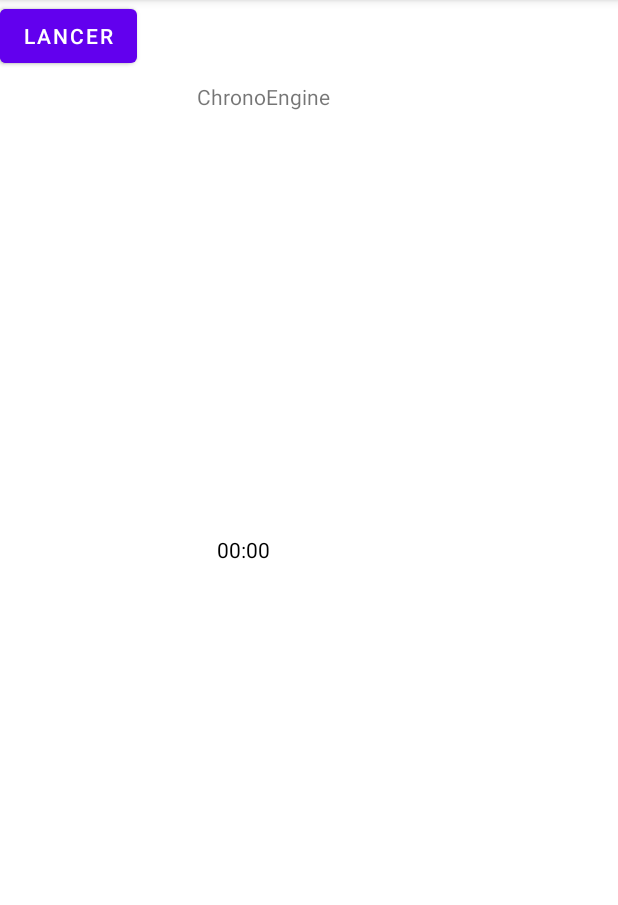
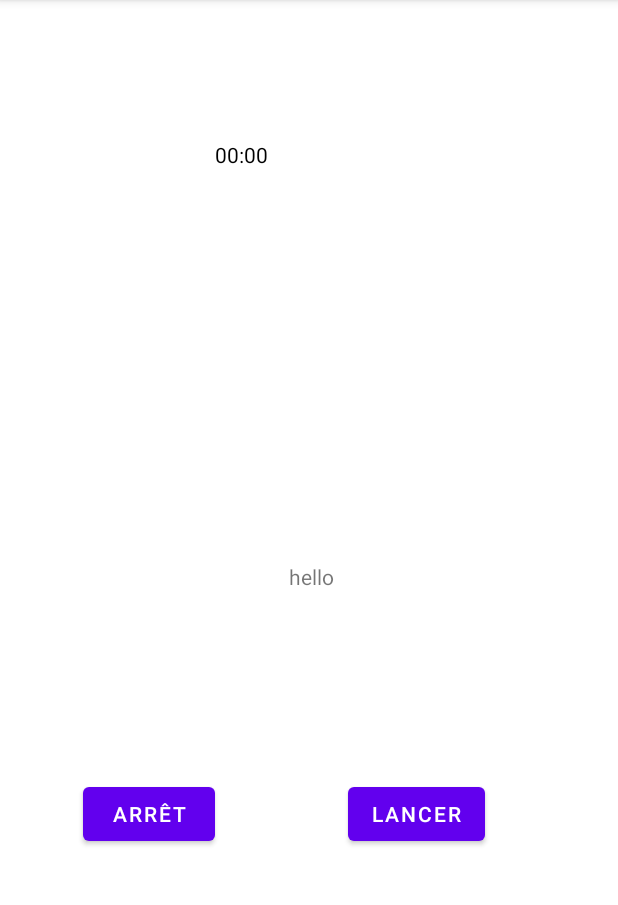
Before and after one commit to CBarneron/android_studio, an Android app: the screen it shows after launch (MainActivity), on a phone screen of 412 x 824 dp, the part 84-989 px from its top. Run offline under Robolectric (Android 15) with nearby library versions, the phone set to English and light mode, and no system bars.

Commit message:
boutton ok

```diff
--- a/app/src/main/java/com/example/crhonoengine/MainActivity.java
+++ b/app/src/main/java/com/example/crhonoengine/MainActivity.java
@@ -14,19 +14,21 @@ public class MainActivity extends AppCompatActivity {
     protected void onCreate(Bundle savedInstanceState) {
         super.onCreate(savedInstanceState);
         setContentView(R.layout.activity_main);
+        TextView titre = (TextView) findViewById(R.id.nom);
+        titre.setText(" hello");
 
 
         Button btn_start = (Button) findViewById(R.id.btn_start);
         btn_start.setOnClickListener(new View.OnClickListener() {
             public void onClick(View v) {
-                helloTextView.setText("button ok");
+                titre.setText("button ok");
 
             }
         });
         Button btn_stop =(Button) findViewById(R.id.btn_stop);
         btn_stop.setOnClickListener(new View.OnClickListener() {
              public void onClick(View v){
-                helloTextView.setText("button ok");
+                titre.setText("button ok");
             }
             });
 
--- a/app/src/main/res/layout/activity_main.xml
+++ b/app/src/main/res/layout/activity_main.xml
@@ -6,42 +6,51 @@
     android:layout_height="match_parent"
     tools:context=".MainActivity">
 
-    <TextView
-        android:layout_width="127dp"
-        android:layout_height="26dp"
-        android:text="ChronoEngine"
-        app:layout_constraintBottom_toBottomOf="parent"
-        app:layout_constraintHorizontal_bias="0.462"
-        app:layout_constraintLeft_toLeftOf="parent"
-        app:layout_constraintRight_toRightOf="parent"
-        app:layout_constraintTop_toTopOf="parent"
-        app:layout_constraintVertical_bias="0.074" />
 
     <Button
-        android:id="@+id/button"
+        android:id="@+id/btn_stop"
         android:layout_width="wrap_content"
         android:layout_height="wrap_content"
         android:text="Arrêt"
-        tools:layout_editor_absoluteX="43dp"
-        tools:layout_editor_absoluteY="482dp"
+        app:layout_constraintBottom_toBottomOf="parent"
+        app:layout_constraintEnd_toEndOf="parent"
+        app:layout_constraintHorizontal_bias="0.17"
+        app:layout_constraintStart_toStartOf="parent"
+        app:layout_constraintTop_toTopOf="parent"
+        app:layout_constraintVertical_bias="0.72"
         tools:ignore="MissingConstraints" />
 
     <Button
-        android:id="@+id/button2"
+        android:id="@+id/btn_start"
         android:layout_width="wrap_content"
         android:layout_height="wrap_content"
         android:text="Lancer"
-        tools:layout_editor_absoluteX="200dp"
-        tools:layout_editor_absoluteY="482dp"
-        tools:ignore="MissingConstraints"/>
+        app:layout_constraintBottom_toBottomOf="parent"
+        app:layout_constraintEnd_toEndOf="parent"
+        app:layout_constraintStart_toEndOf="@+id/btn_stop"
+        app:layout_constraintTop_toTopOf="parent"
+        app:layout_constraintVertical_bias="0.72"
+        tools:ignore="MissingConstraints" />
 
     <Chronometer
+        android:id="@+id/chronometer2"
         android:layout_width="92dp"
         android:layout_height="55dp"
         android:textColor="@color/black"
         app:layout_constraintBottom_toBottomOf="parent"
         app:layout_constraintEnd_toEndOf="parent"
-        app:layout_constraintHorizontal_bias="0.453"
+        app:layout_constraintHorizontal_bias="0.448"
+        app:layout_constraintStart_toStartOf="parent"
+        app:layout_constraintTop_toTopOf="parent"
+        app:layout_constraintVertical_bias="0.131" />
+
+    <TextView
+        android:id="@+id/nom"
+        android:layout_width="wrap_content"
+        android:layout_height="wrap_content"
+        android:text="Chronotron"
+        app:layout_constraintBottom_toBottomOf="parent"
+        app:layout_constraintEnd_toEndOf="parent"
         app:layout_constraintStart_toStartOf="parent"
         app:layout_constraintTop_toTopOf="parent" />
 
```
